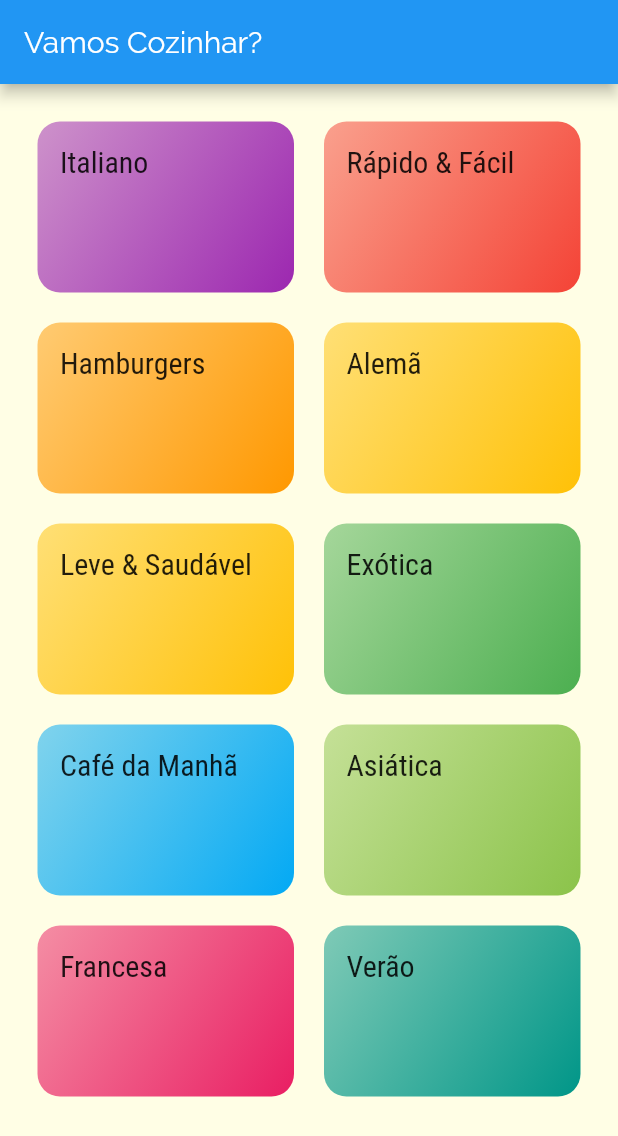
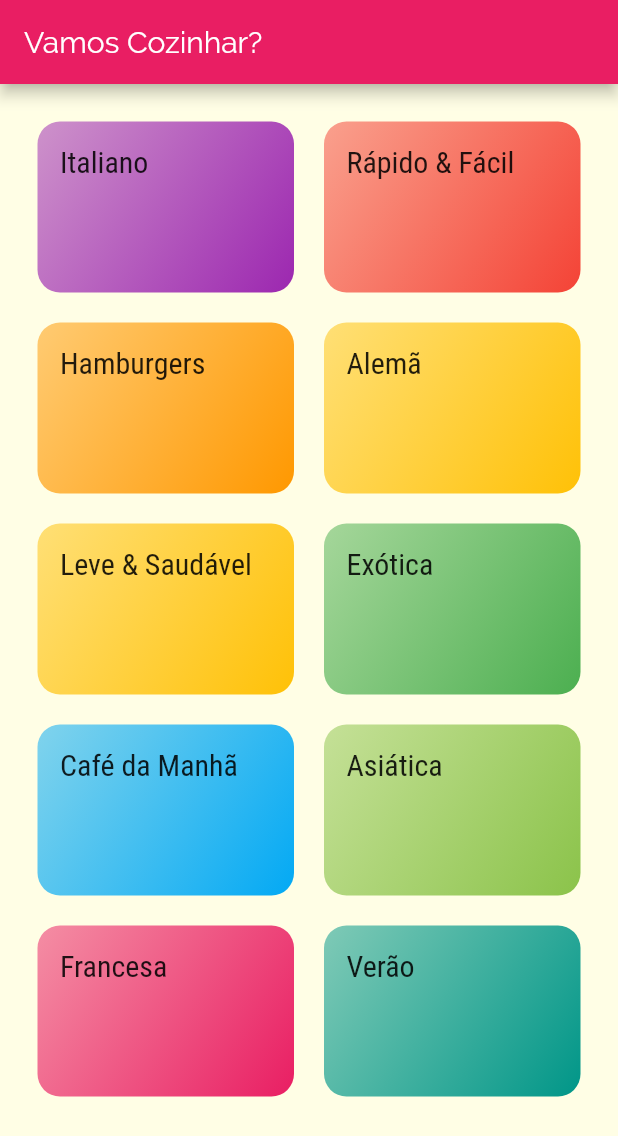
Before and after one commit to Felipe-Falcao/FlutterBasics---NavigationMeals, a Flutter app: the screen it shows after launch, on a phone screen of 412 x 824 dp. Shown: the top 1136 px of the screen. Run offline on Flutter 3.47's test engine with Material 2 defaults, Android fonts, the phone set to English and light mode, and no system bars.

Commit message:
Adding stackNavigation

```diff
--- a/lib/components/category_item.dart
+++ b/lib/components/category_item.dart
@@ -1,14 +1,27 @@
 import 'package:flutter/material.dart';
 import 'package:meals/models/category.dart';
+import 'package:meals/screens/categories_meals_screen.dart';
 
 class CategoryItem extends StatelessWidget {
   final Category category;
 
   const CategoryItem(this.category);
 
+  void _selectCategory(BuildContext context) {
+    Navigator.of(context).push(MaterialPageRoute(
+      builder: (_) {
+        return CategoriesMealsScreen();
+      },
+    ));
+  }
+
   @override
   Widget build(BuildContext context) {
-    return Container(
+    return InkWell(
+      onTap: () => _selectCategory(context),
+      splashColor: Theme.of(context).primaryColor,
+      borderRadius: BorderRadius.circular(15),
+      child: Container(
         padding: EdgeInsets.all(15),
         child: Text(
           category.title,
@@ -25,6 +38,7 @@ class CategoryItem extends StatelessWidget {
             end: Alignment.bottomRight,
           ),
         ),
+      ),
     );
   }
 }
--- a/lib/main.dart
+++ b/lib/main.dart
@@ -9,7 +9,7 @@ class MyApp extends StatelessWidget {
     return MaterialApp(
       title: 'DeliMeals',
       theme: ThemeData(
-        primarySwatch: Colors.blue,
+        primarySwatch: Colors.pink,
         accentColor: Colors.amber,
         fontFamily: 'Raleway',
         canvasColor: Color.fromRGBO(255, 254, 229, 1),
```
Also changed, not shown: lib/screens/categories_meals_screen.dart (added, +15 -0 lines). Lines whose indentation alone changed are shown as unchanged.
